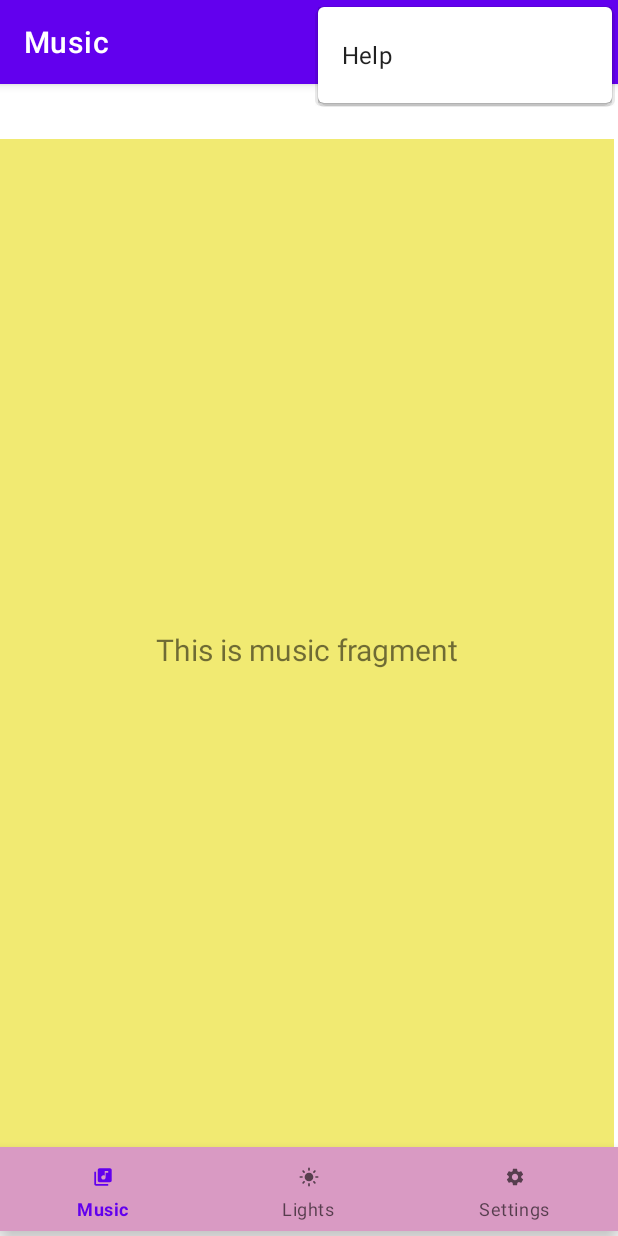
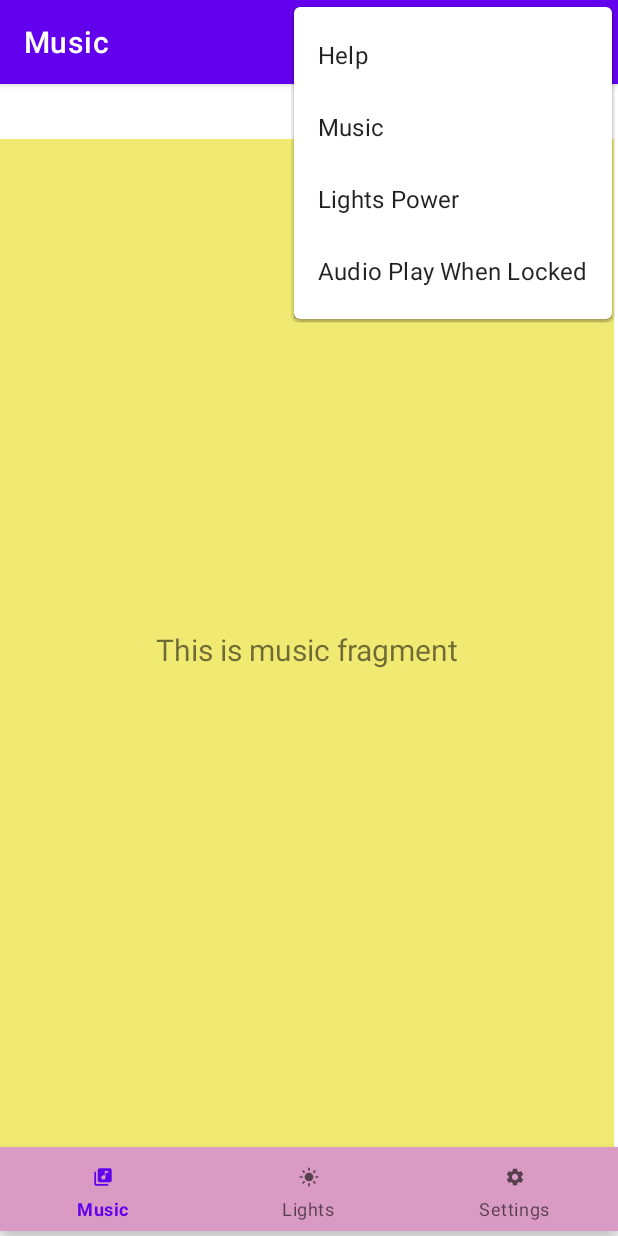
Before and after one commit to bhargavpatel2001/SMARTBEATS, an Android app: the screen it shows after launch (MainActivity), with the options menu open, on a phone screen of 412 x 824 dp. Run offline under Robolectric (Android 15) with nearby library versions, the phone set to English and light mode, and no system bars; our stand-ins replace navigation-ui.

Commit message:
Added four buttons to the menu have yet to add functionality or setup show as action

```diff
--- a/SHALOMINC/src/main/res/menu/menu.xml
+++ b/SHALOMINC/src/main/res/menu/menu.xml
@@ -4,8 +4,25 @@
 
     <item
         app:showAsAction="never"
-        android:id="@+id/nicholasHelp"
+        android:id="@+id/helpBtn"
         android:title="Help">
     </item>
 
+    <item
+        app:showAsAction="never"
+        android:id="@+id/musicBtn"
+        android:title="Music">
+    </item>
+
+    <item
+        app:showAsAction="never"
+        android:id="@+id/lightsPwrBtn"
+        android:title="Lights Power">
+    </item>
+
+    <item
+        app:showAsAction="never"
+        android:id="@+id/audioPlayWhenLockedBtn"
+        android:title="Audio Play When Locked">
+    </item>
 </menu>
```
Also changed, not shown: SHALOMINC/src/main/java/ca/shalominc/it/smartbeats/MainActivity.java (+21 -1 lines).
